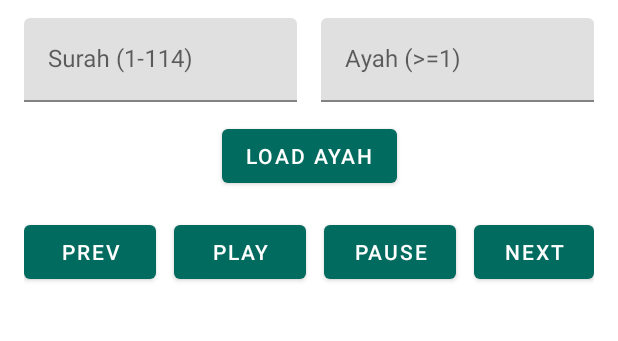
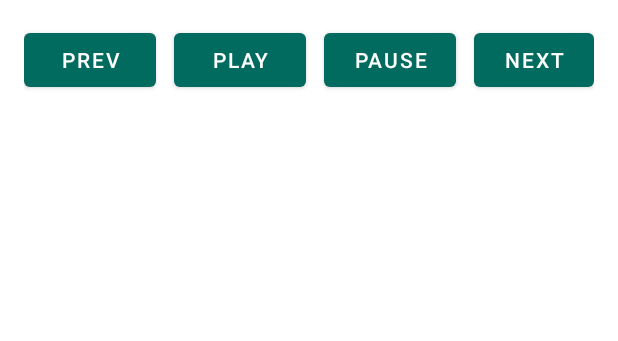
Before and after one commit to aidrisedai/QuranReciterRepeat, an Android app: the screen it shows after launch (MainActivity), on a phone screen of 412 x 824 dp, the part 167-508 px from its top. Run offline under Robolectric (Android 15) with nearby library versions, the phone set to English and light mode, and no system bars.

Commit message:
revert(UHW-8): Remove all UHW-8 changes to reset implementation
- Revert repeat logic modifications, single-ayah provider and UI, and service changes
- Return to pre-UHW-8 baseline to re-implement from scratch

```diff
--- a/app/src/main/res/layout/activity_main.xml
+++ b/app/src/main/res/layout/activity_main.xml
@@ -35,54 +35,6 @@
             android:imeOptions="actionDone" />
     </com.google.android.material.textfield.TextInputLayout>
 
-    <com.google.android.material.textfield.TextInputLayout
-        android:id="@+id/surahInputLayout"
-        style="@style/Widget.MaterialComponents.TextInputLayout.FilledBox"
-        android:layout_width="0dp"
-        android:layout_height="wrap_content"
-        android:hint="Surah (1-114)"
-        app:layout_constraintTop_toBottomOf="@id/repeatInputLayout"
-        app:layout_constraintStart_toStartOf="parent"
-        app:layout_constraintEnd_toStartOf="@id/ayahInputLayout"
-        android:layout_marginTop="12dp"
-        android:layout_marginEnd="8dp">
-        <com.google.android.material.textfield.TextInputEditText
-            android:id="@+id/editSurah"
-            android:layout_width="match_parent"
-            android:layout_height="wrap_content"
-            android:inputType="number"
-            android:imeOptions="actionNext" />
-    </com.google.android.material.textfield.TextInputLayout>
-
-    <com.google.android.material.textfield.TextInputLayout
-        android:id="@+id/ayahInputLayout"
-        style="@style/Widget.MaterialComponents.TextInputLayout.FilledBox"
-        android:layout_width="0dp"
-        android:layout_height="wrap_content"
-        android:hint="Ayah (>=1)"
-        app:layout_constraintTop_toBottomOf="@id/repeatInputLayout"
-        app:layout_constraintEnd_toEndOf="parent"
-        app:layout_constraintStart_toEndOf="@id/surahInputLayout"
-        android:layout_marginTop="12dp"
-        android:layout_marginStart="8dp">
-        <com.google.android.material.textfield.TextInputEditText
-            android:id="@+id/editAyah"
-            android:layout_width="match_parent"
-            android:layout_height="wrap_content"
-            android:inputType="number"
-            android:imeOptions="actionDone" />
-    </com.google.android.material.textfield.TextInputLayout>
-
-    <com.google.android.material.button.MaterialButton
-        android:id="@+id/btnLoadAyah"
-        android:layout_width="wrap_content"
-        android:layout_height="wrap_content"
-        android:text="Load Ayah"
-        app:layout_constraintTop_toBottomOf="@id/ayahInputLayout"
-        app:layout_constraintStart_toStartOf="parent"
-        app:layout_constraintEnd_toEndOf="parent"
-        android:layout_marginTop="12dp" />
-
     <LinearLayout
         android:id="@+id/controlsRow"
         android:layout_width="0dp"
@@ -90,7 +42,7 @@
         android:orientation="horizontal"
         android:gravity="center"
         android:paddingTop="16dp"
-        app:layout_constraintTop_toBottomOf="@id/btnLoadAyah"
+        app:layout_constraintTop_toBottomOf="@id/repeatInputLayout"
         app:layout_constraintStart_toStartOf="parent"
         app:layout_constraintEnd_toEndOf="parent">
 
```
Also changed, not shown: app/src/main/java/com/repeatquran/MainActivity.java (+8 -50 lines), app/src/main/java/com/repeatquran/playback/PlaybackManager.java (+0 -97 lines), app/src/main/java/com/repeatquran/playback/PlaybackService.java (+1 -56 lines), app/src/main/java/com/repeatquran/playback/SingleVerseProvider.java (deleted, +0 -27 lines), 1 other file.
